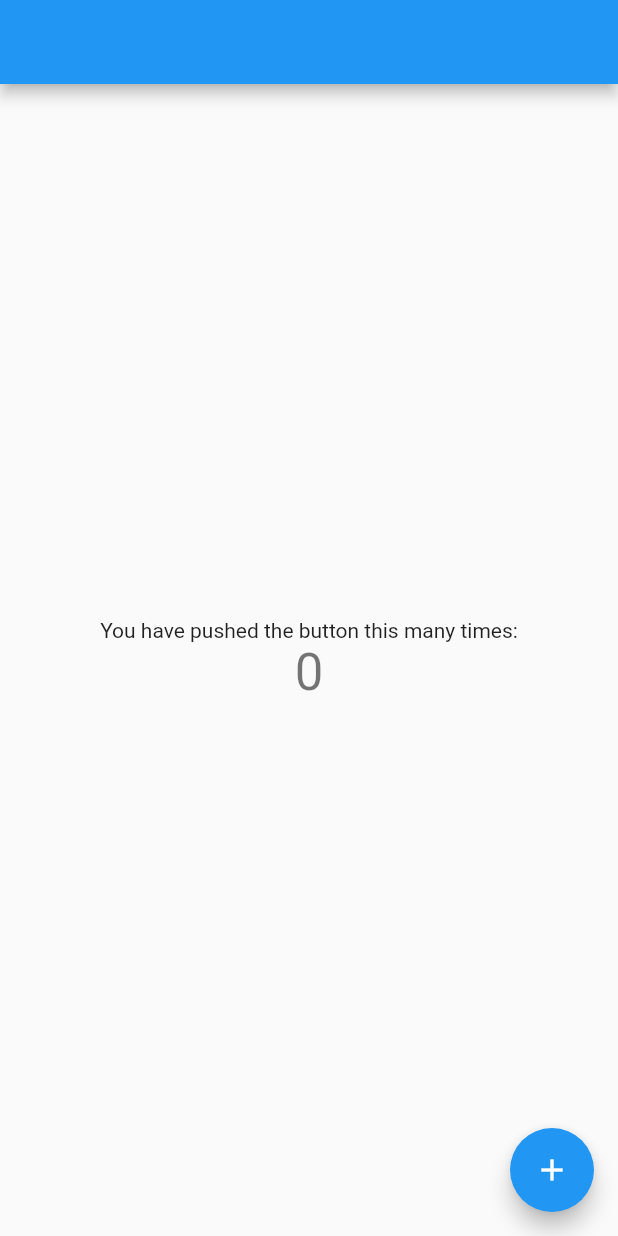
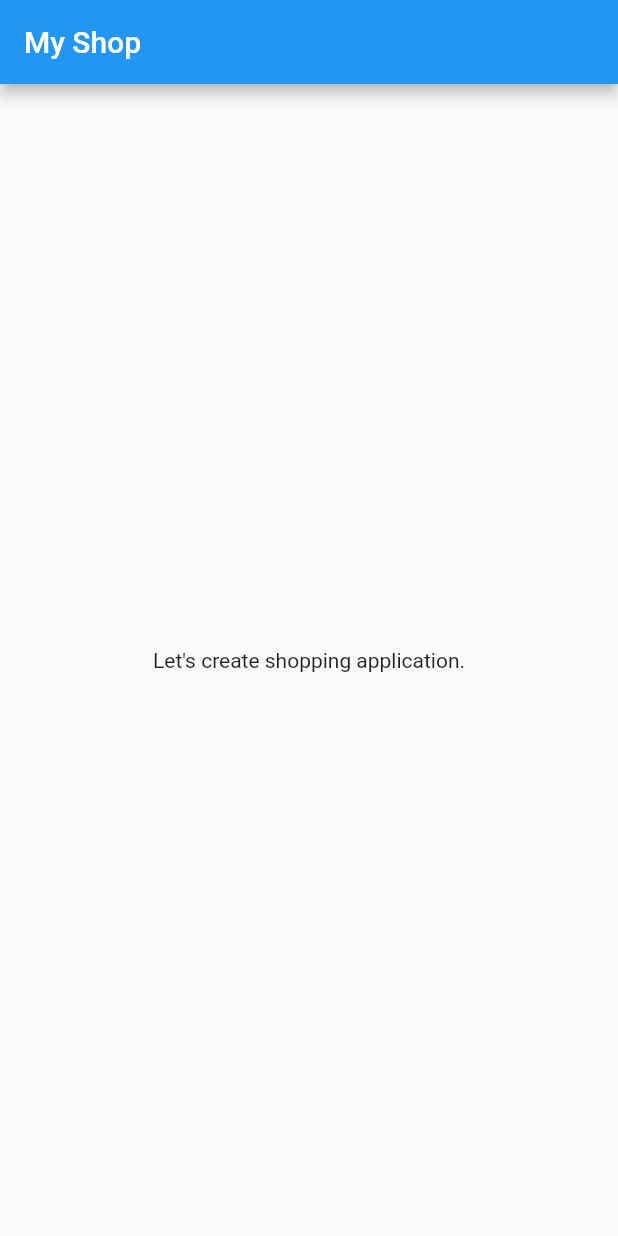
Before and after one commit to abhijit-bora/shop-app, a Flutter app: the screen it shows after launch, on a phone screen of 412 x 824 dp. Run offline on Flutter 3.47's test engine with Material 2 defaults, Android fonts, the phone set to English and light mode, and no system bars.

Commit message:
first commit

```diff
--- a/lib/main.dart
+++ b/lib/main.dart
@@ -5,11 +5,10 @@ void main() {
 }
 
 class MyApp extends StatelessWidget {
-  // This widget is the root of your application.
   @override
   Widget build(BuildContext context) {
     return MaterialApp(
-      title: 'Flutter Demo',
+      title: 'MyShop',
       theme: ThemeData(
         primarySwatch: Colors.blue,
       ),
@@ -18,41 +17,16 @@ class MyApp extends StatelessWidget {
   }
 }
 
-class MyHomePage extends StatefulWidget {
-  @override
-  State<MyHomePage> createState() => _MyHomePageState();
-}
-
-class _MyHomePageState extends State<MyHomePage> {
-  int _counter = 0;
-
-  void _incrementCounter() {
-    setState(() {});
-  }
-
+class MyHomePage extends StatelessWidget {
   @override
   Widget build(BuildContext context) {
     return Scaffold(
-      appBar: AppBar(),
+      appBar: AppBar(
+        title: Text('My Shop'),
+      ),
       body: Center(
-        child: Column(
-          mainAxisAlignment: MainAxisAlignment.center,
-          children: <Widget>[
-            const Text(
-              'You have pushed the button this many times:',
-            ),
-            Text(
-              '$_counter',
-              style: Theme.of(context).textTheme.headline4,
-            ),
-          ],
-        ),
+        child: Text('Let\'s create shopping application.'),
       ),
-      floatingActionButton: FloatingActionButton(
-        onPressed: _incrementCounter,
-        tooltip: 'Increment',
-        child: const Icon(Icons.add),
-      ), // This trailing comma makes auto-formatting nicer for build methods.
     );
   }
 }
```
